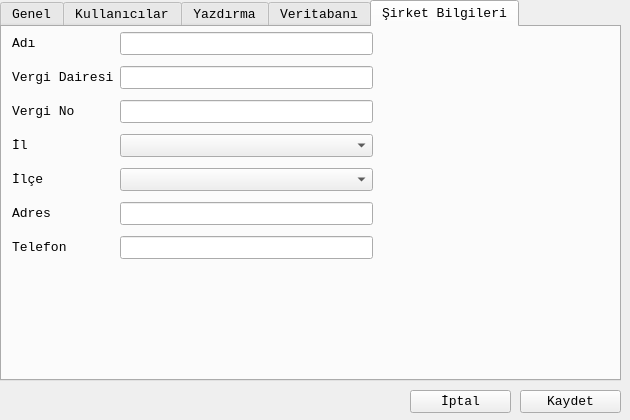
The window that ayarlardialog.ui (mamoo81/bhss) describes before a commit, drawn with Qt 5.
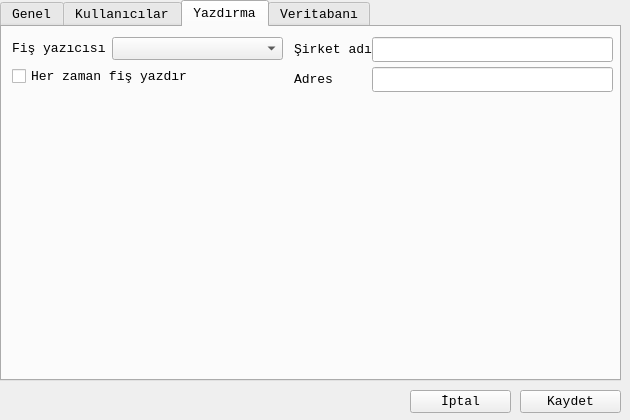
The same window after the commit.

Patch:
```diff
--- a/ayarlardialog.ui
+++ b/ayarlardialog.ui
@@ -41,7 +41,7 @@
     </rect>
    </property>
    <property name="currentIndex">
-    <number>4</number>
+    <number>2</number>
    </property>
    <widget class="QWidget" name="tabGenel">
     <attribute name="title">
@@ -174,7 +174,7 @@
     <attribute name="title">
      <string>Yazdırma</string>
     </attribute>
-    <widget class="QWidget" name="">
+    <widget class="QWidget" name="layoutWidget">
      <property name="geometry">
       <rect>
        <x>10</x>
@@ -203,99 +203,58 @@
       </item>
      </layout>
     </widget>
+    <widget class="QLabel" name="label_10">
+     <property name="geometry">
+      <rect>
+       <x>292</x>
+       <y>40</y>
+       <width>102</width>
+       <height>25</height>
+      </rect>
+     </property>
+     <property name="text">
+      <string>Adres</string>
+     </property>
+    </widget>
+    <widget class="QLineEdit" name="SirketAdilineEdit">
+     <property name="geometry">
+      <rect>
+       <x>370</x>
+       <y>10</y>
+       <width>241</width>
+       <height>25</height>
+      </rect>
+     </property>
+    </widget>
+    <widget class="QLineEdit" name="SirketAdreslineEdit">
+     <property name="geometry">
+      <rect>
+       <x>370</x>
+       <y>40</y>
+       <width>241</width>
+       <height>25</height>
+      </rect>
+     </property>
+    </widget>
+    <widget class="QLabel" name="label_11">
+     <property name="geometry">
+      <rect>
+       <x>292</x>
+       <y>10</y>
+       <width>102</width>
+       <height>25</height>
+      </rect>
+     </property>
+     <property name="text">
+      <string>Şirket adı</string>
+     </property>
+    </widget>
    </widget>
    <widget class="QWidget" name="tabVeritabani">
     <attribute name="title">
      <string>Veritabanı</string>
     </attribute>
    </widget>
-   <widget class="QWidget" name="tab_2">
-    <attribute name="title">
-     <string>Şirket Bilgileri</string>
-    </attribute>
-    <widget class="QWidget" name="">
-     <property name="geometry">
-      <rect>
-       <x>10</x>
-       <y>0</y>
-       <width>361</width>
-       <height>241</height>
-      </rect>
-     </property>
-     <layout class="QGridLayout" name="gridLayout">
-      <item row="0" column="0">
-       <widget class="QLabel" name="label_3">
-        <property name="text">
-         <string>Adı</string>
-        </property>
-       </widget>
-      </item>
-      <item row="0" column="1">
-       <widget class="QLineEdit" name="lineEdit"/>
-      </item>
-      <item row="1" column="0">
-       <widget class="QLabel" name="label_4">
-        <property name="text">
-         <string>Vergi Dairesi</string>
-        </property>
-       </widget>
-      </item>
-      <item row="1" column="1">
-       <widget class="QLineEdit" name="lineEdit_2"/>
-      </item>
-      <item row="2" column="0">
-       <widget class="QLabel" name="label_5">
-        <property name="text">
-         <string>Vergi No</string>
-        </property>
-       </widget>
-      </item>
-      <item row="2" column="1">
-       <widget class="QLineEdit" name="lineEdit_3"/>
-      </item>
-      <item row="3" column="0">
-       <widget class="QLabel" name="label_6">
-        <property name="text">
-         <string>İl</string>
-        </property>
-       </widget>
-      </item>
-      <item row="3" column="1">
-       <widget class="QComboBox" name="comboBox"/>
-      </item>
-      <item row="4" column="0">
-       <widget class="QLabel" name="label_7">
-        <property name="text">
-         <string>İlçe</string>
-        </property>
-       </widget>
-      </item>
-      <item row="4" column="1">
-       <widget class="QComboBox" name="comboBox_2"/>
-      </item>
-      <item row="5" column="0">
-       <widget class="QLabel" name="label_8">
-        <property name="text">
-         <string>Adres</string>
-        </property>
-       </widget>
-      </item>
-      <item row="5" column="1">
-       <widget class="QLineEdit" name="lineEdit_4"/>
-      </item>
-      <item row="6" column="0">
-       <widget class="QLabel" name="label_9">
-        <property name="text">
-         <string>Telefon</string>
-        </property>
-       </widget>
-      </item>
-      <item row="6" column="1">
-       <widget class="QLineEdit" name="lineEdit_5"/>
-      </item>
-     </layout>
-    </widget>
-   </widget>
   </widget>
   <widget class="QPushButton" name="pushButton">
    <property name="geometry">
```
